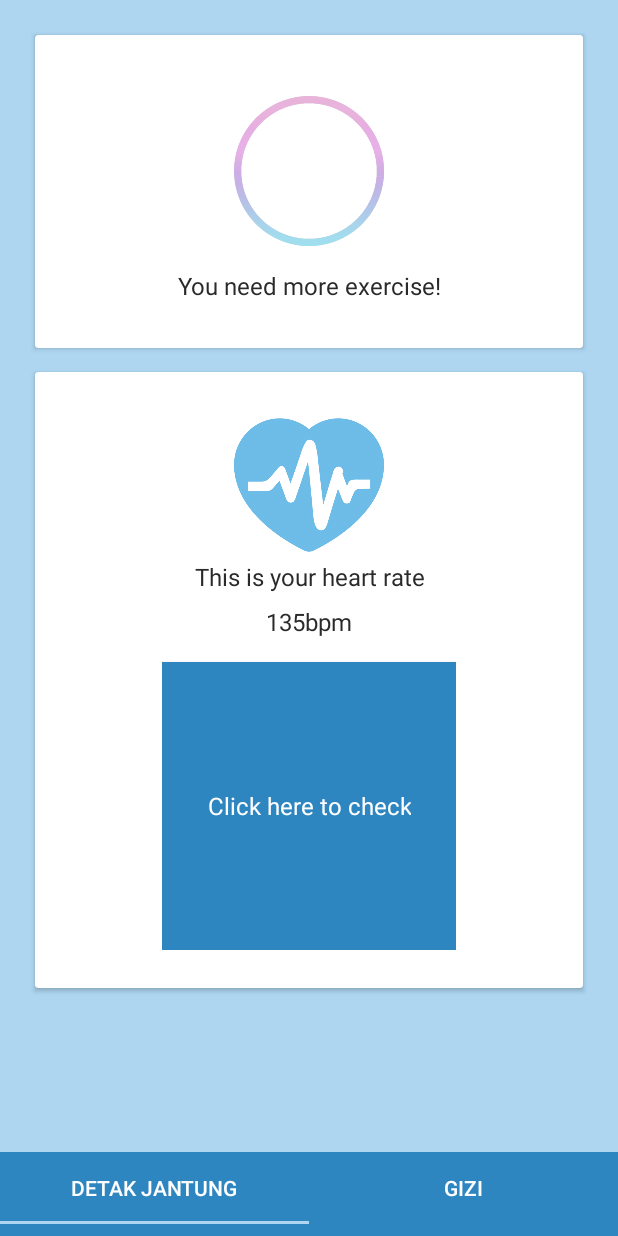
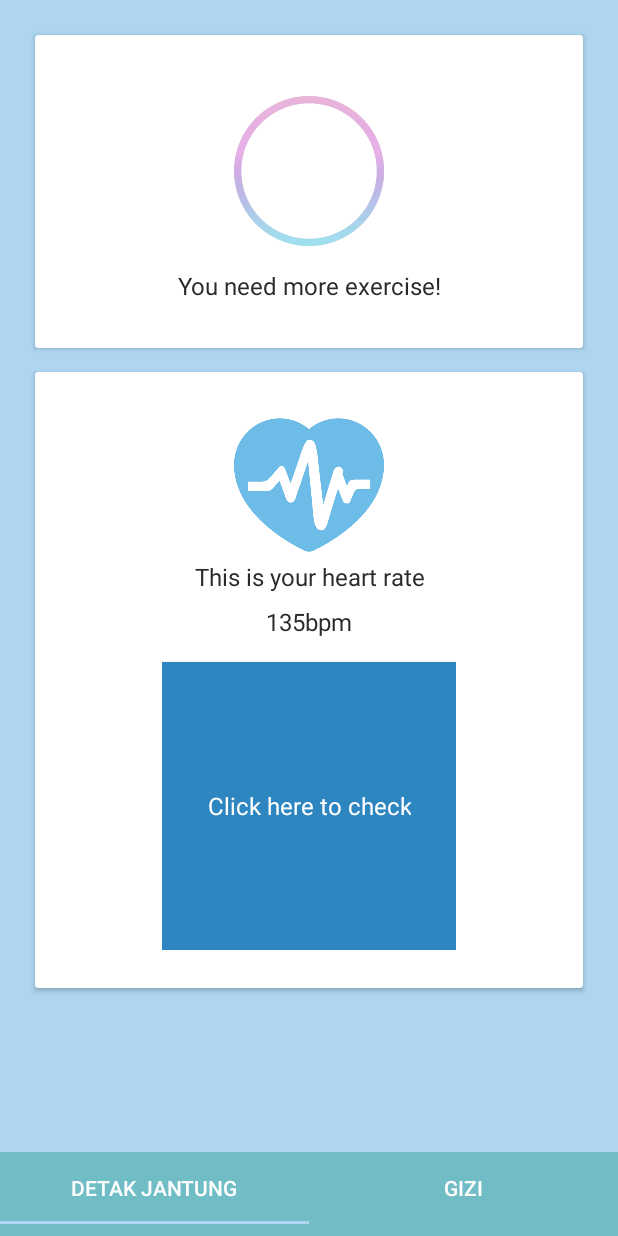
Before and after one commit to beli-ppl/android, an Android app: the HomeActivity screen opened directly, with no data from a screen before it, on a phone screen of 412 x 824 dp. Run offline under Robolectric (Android 15) with nearby library versions, the phone set to English and light mode, and no system bars; libraries missing offline, so code that uses them is left out: com.budiyev.android; 1 statement that could not run was skipped.

Commit message:
FIx conflict

```diff
--- a/app/build.gradle
+++ b/app/build.gradle
@@ -31,6 +31,7 @@ dependencies {
     implementation 'com.squareup.retrofit2:retrofit:2.3.0'
     implementation 'com.squareup.retrofit2:converter-gson:2.3.0'
     implementation 'com.jakewharton.picasso:picasso2-okhttp3-downloader:1.1.0'
+    implementation 'com.budiyev.android:circular-progress-bar:1.2.2'
     testImplementation 'junit:junit:4.12'
     androidTestImplementation 'com.android.support.test:runner:1.0.2'
     androidTestImplementation 'com.android.support.test.espresso:espresso-core:3.0.2'
--- a/app/src/main/java/com/example/beli/ui/homepage/GiziFragment.java
+++ b/app/src/main/java/com/example/beli/ui/homepage/GiziFragment.java
@@ -1,19 +1,34 @@
 package com.example.beli.ui.homepage;
 
 
+import android.content.Context;
+import android.hardware.Sensor;
+import android.hardware.SensorEvent;
+import android.hardware.SensorEventListener;
+import android.hardware.SensorManager;
 import android.os.Bundle;
 import android.support.v4.app.Fragment;
+import android.util.Log;
 import android.view.LayoutInflater;
 import android.view.View;
 import android.view.ViewGroup;
+import android.widget.TextView;
+import android.widget.Toast;
 
+import com.budiyev.android.circularprogressbar.CircularProgressBar;
 import com.example.beli.R;
+
+import java.util.Objects;
 
 /**
  * A simple {@link Fragment} subclass.
  */
-public class GiziFragment extends Fragment {
+public class GiziFragment extends Fragment implements SensorEventListener {
 
+    private SensorManager sensorManager;
+    private CircularProgressBar progressBar;
+    private TextView counter;
+    boolean activityRunning;
 
     public GiziFragment() {
         // Required empty public constructor
@@ -24,7 +39,44 @@ public class GiziFragment extends Fragment {
     public View onCreateView(LayoutInflater inflater, ViewGroup container,
                              Bundle savedInstanceState) {
         // Inflate the layout for this fragment
-        return inflater.inflate(R.layout.fragment_gizi, container, false);
+        View view = inflater.inflate(R.layout.fragment_gizi, container, false);
+
+        progressBar = (CircularProgressBar) view.findViewById(R.id.progress_bar);
+        counter = (TextView) view.findViewById(R.id.counter);
+
+        sensorManager = (SensorManager) (getActivity()).getSystemService(Context.SENSOR_SERVICE);
+        return view;
     }
 
+    @Override
+    public void onResume() {
+        super.onResume();
+        activityRunning = true;
+        Sensor countSensor = sensorManager.getDefaultSensor(Sensor.TYPE_STEP_COUNTER);
+        if (countSensor != null) {
+            sensorManager.registerListener(this, countSensor, SensorManager.SENSOR_DELAY_UI);
+        } else {
+            Toast.makeText(getActivity(), "Count sensor not available!", Toast.LENGTH_LONG).show();
+        }
+    }
+
+    @Override
+    public void onPause() {
+        super.onPause();
+        activityRunning = false;
+    }
+
+    @Override
+    public void onSensorChanged(SensorEvent event) {
+        if (activityRunning) {
+            counter.setText(String.valueOf(event.values[0]));
+            Log.d("stepcounter", String.valueOf(counter.getText()));
+            progressBar.setProgress(Float.parseFloat(String.valueOf(counter.getText())));
+            Log.d("stepprogress", String.valueOf(progressBar.getProgress()));
+        }
+    }
+
+    @Override
+    public void onAccuracyChanged(Sensor sensor, int accuracy) {
+    }
 }
--- a/app/src/main/java/com/example/beli/ui/login/LoginActivity.java
+++ b/app/src/main/java/com/example/beli/ui/login/LoginActivity.java
@@ -96,7 +96,8 @@ public class LoginActivity extends AppCompatActivity {
 
             User signInUser = new User(account.getEmail(), account.getDisplayName(), 100, 100);
             Log.d(TAG, account.getDisplayName());
-
+            Intent home = new Intent(LoginActivity.this, HomeActivity.class);
+            startActivity(home);
             UserService userService = RetrofitClientInstance.getRetrofitInstance().create(UserService.class);
             Call<UserResponse> call = userService.googleSignIn(signInUser);
             call.enqueue(new Callback<UserResponse>() {
@@ -112,7 +113,7 @@ public class LoginActivity extends AppCompatActivity {
 
                 @Override
                 public void onFailure(Call<UserResponse> call, Throwable t) {
-                    Log.d(TAG, "kamu gagal login");
+                    Log.d(TAG, "kamu gagal login123");
                     Log.d(TAG, t.toString());
                 }
             });
--- a/app/src/main/java/com/example/beli/utils/RetrofitClientInstance.java
+++ b/app/src/main/java/com/example/beli/utils/RetrofitClientInstance.java
@@ -7,7 +7,7 @@ import retrofit2.converter.gson.GsonConverterFactory;
 public class RetrofitClientInstance {
 
     private static Retrofit retrofit;
-    private static final String BASE_URL = "http://d16becf0.ngrok.io";
+    private static final String BASE_URL = "http://dddacceb.ngrok.io";
 
     public static Retrofit getRetrofitInstance() {
         if (retrofit == null) {
--- a/app/src/main/res/layout/activity_home.xml
+++ b/app/src/main/res/layout/activity_home.xml
@@ -11,7 +11,7 @@
         android:layout_width="match_parent"
         android:layout_height="wrap_content"
         android:layout_alignParentBottom="true"
-        android:background="@color/palleteDark"
+        android:background="@color/cyan_dark"
         android:minHeight="?attr/actionBarSize"
         app:tabTextColor="@color/white"
         android:theme="@style/ThemeOverlay.AppCompat.Dark.ActionBar"
--- a/app/src/main/res/values/strings.xml
+++ b/app/src/main/res/values/strings.xml
@@ -16,4 +16,10 @@
     <string name="your_heart_rate">135bpm</string>
 
     <string name="preference_file_key">skidipappappreman</string>
+
+    <string name="dummyCounter">1500</string>
+    <string name="makan_pagi">Makan pagi</string>
+    <string name="kaloriDummy">Total kalori : 1000</string>
+    <string name="makan_siang">Makan siang</string>
+    <string name="makan_malam">Makan malam</string>
 </resources>
--- a/app/src/main/res/values/styles.xml
+++ b/app/src/main/res/values/styles.xml
@@ -164,4 +164,9 @@
         <item name="android:textAllCaps">true</item>
         <item name="android:background">@drawable/button_primary_bg</item>
     </style>
+
+    <style name="TextStyle.Counter">
+        <item name="android:textColor">@color/white</item>
+        <item name="android:textSize">50dp</item>
+    </style>
 </resources>
```
Also changed, not shown: app/src/main/res/layout/fragment_gizi.xml (+52 -9 lines).
